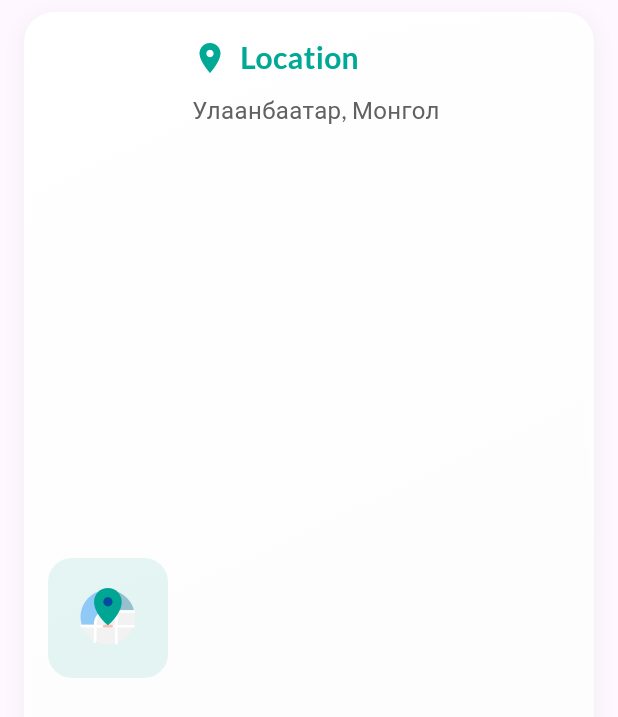
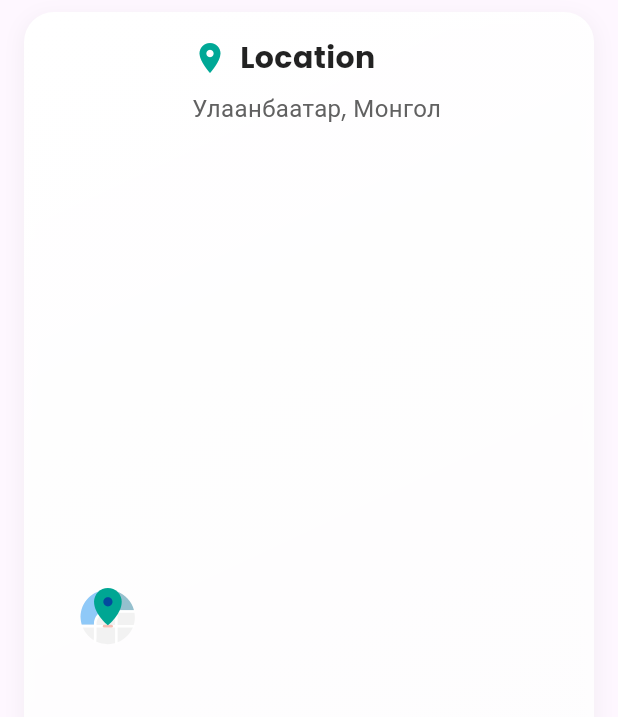
Before and after one commit to Unubold864/diplom, a Flutter app: the LocationCard widget shown alone on an empty page, opened directly, on a phone screen of 412 x 824 dp. Shown: the top 717 px of the screen. Run offline on Flutter 3.47's test engine with Material 3 defaults, Android fonts, the light colour scheme and no system bars; our stand-ins replace google_fonts, introduction_screen, lottie; missing offline and left inert: ionicons_named.

Commit message:
Update locations_card design

```diff
--- a/travel/frontend/lib/widgets/location_card.dart
+++ b/travel/frontend/lib/widgets/location_card.dart
@@ -36,14 +36,7 @@ class LocationCard extends StatelessWidget {
             Container(
               width: 80,
               height: 80,
-              decoration: BoxDecoration(
-                color: persianGreen.withOpacity(
-                  0.1,
-                ), // Persian Green background
-                borderRadius: BorderRadius.circular(16),
-              ),
               child: Center(
-                // Center the Lottie animation
                 child: Lottie.asset(
                   'assets/map1.json', // Replace with your Lottie file
                   fit: BoxFit.cover,
@@ -66,11 +59,10 @@ class LocationCard extends StatelessWidget {
                       const SizedBox(width: 8),
                       Text(
                         "Location",
-                        style: GoogleFonts.lato(
-                          // Replace 'lato' with the desired font family
+                        style: GoogleFonts.poppins(
                           fontSize: 20,
                           fontWeight: FontWeight.bold,
-                          color: persianGreen, // Persian Green text
+                          color: Colors.black87, // Dark text for better contrast
                         ),
                       ),
                     ],
@@ -78,10 +70,9 @@ class LocationCard extends StatelessWidget {
                   const SizedBox(height: 8),
                   Text(
                     "Улаанбаатар, Монгол",
-                    style: GoogleFonts.lato(
-                      // Replace 'lato' with the desired font family
+                    style: GoogleFonts.poppins(
                       fontSize: 16,
-                      color: Colors.grey[700], // Persian Green text
+                      color: Colors.grey[700], // Subdued text color
                     ),
                   ),
                 ],
```
